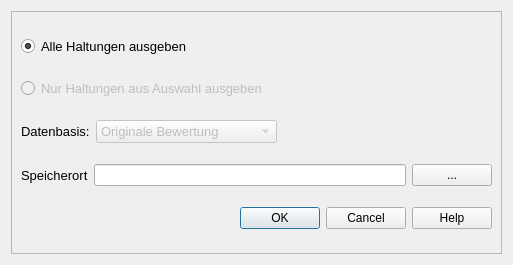
Qt form qkan/tools/res/application_bericht.ui (SonkeHoffmann/QKan-1) before a commit.
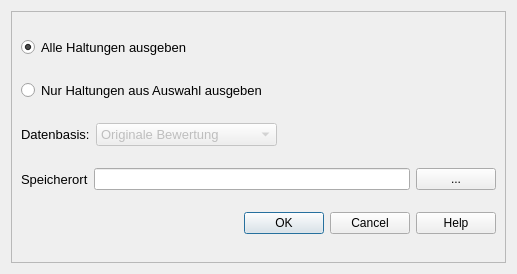
The same form after that commit.

Diff of the .ui file:
```diff
--- a/qkan/tools/res/application_bericht.ui
+++ b/qkan/tools/res/application_bericht.ui
@@ -6,8 +6,8 @@
    <rect>
     <x>0</x>
     <y>0</y>
-    <width>513</width>
-    <height>265</height>
+    <width>517</width>
+    <height>274</height>
    </rect>
   </property>
   <property name="windowTitle">
@@ -24,8 +24,8 @@
        <rect>
         <x>0</x>
         <y>0</y>
-        <width>489</width>
-        <height>241</height>
+        <width>493</width>
+        <height>250</height>
        </rect>
       </property>
       <layout class="QVBoxLayout" name="verticalLayout_2">
@@ -47,7 +47,7 @@
        <item>
         <widget class="QRadioButton" name="select_auswahl">
          <property name="enabled">
-          <bool>false</bool>
+          <bool>true</bool>
          </property>
          <property name="font">
           <font>
```
